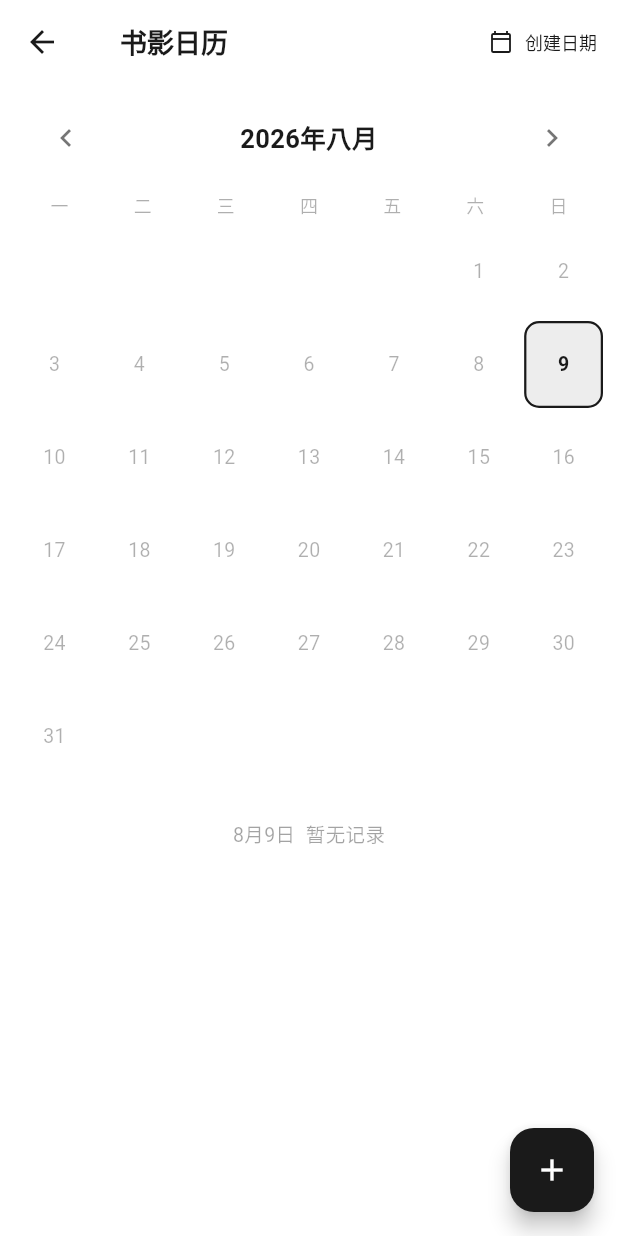
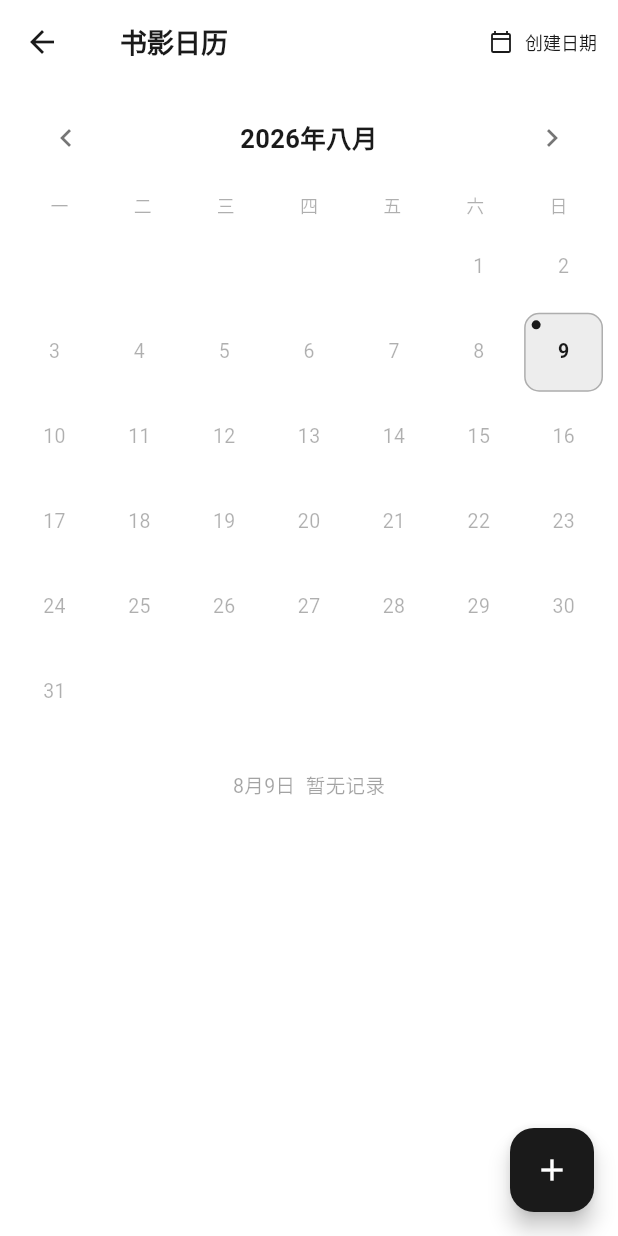
Before and after one commit to dellevin/mooknote, a Flutter app: the MediaCalendarPage screen opened directly, on a phone screen of 412 x 824 dp. Run offline on Flutter 3.47's test engine with Material 3 defaults, Android fonts, the phone set to English and light mode, and no system bars; drawn by our look-alikes of dynamic_color; our stand-ins replace device_info_plus, file_picker, fl_chart, flutter_markdown_plus, flutter_svg, image_picker and 6 more; missing offline and left inert: flutter_inappwebview, window_manager; accounts and stored records are empty; network calls fail.

Commit message:
优化日历界面

```diff
--- a/lib/pages/explore/media_calendar_page.dart
+++ b/lib/pages/explore/media_calendar_page.dart
@@ -1,9 +1,9 @@
-import 'dart:io';
 import 'package:flutter/material.dart';
 import 'package:provider/provider.dart';
 import '../../providers/app_provider.dart';
 import '../../models/data_models.dart';
 import '../../utils/user_prefs.dart';
+import '../../widgets/fade_in_local_image.dart';
 import '../movies/movie_detail_page.dart';
 import '../movies/movie_form_page.dart';
 import '../book/book_detail_page.dart';
@@ -120,33 +120,21 @@ class _MediaCalendarPageState extends State<MediaCalendarPage> {
           _buildDateModeToggle(colors),
         ],
       ),
-      body: Column(
+      body: LayoutBuilder(
+        builder: (context, constraints) {
+          // 日历区域固定，详情区独立滚动
+          final calendar = _buildCalendarArea(colors, today, constraints.maxWidth);
+          return Column(
             children: [
               _buildMonthHeader(colors),
               _buildWeekdayLabels(colors),
-          Expanded(
-            child: _selectedDay != null && (_dayItems[_selectedDay]?.isNotEmpty ?? false)
-                ? Column(
-                    children: [
-                      SingleChildScrollView(
-                        child: _buildCalendarGrid(colors, today),
-                      ),
+              calendar,
               Expanded(
                 child: _buildSelectedDayDetail(colors),
               ),
             ],
-                  )
-                : SingleChildScrollView(
-                    child: Column(
-                      children: [
-                        _buildCalendarGrid(colors, today),
-                        if (_selectedDay != null) _buildSelectedDayDetail(colors),
-                        const SizedBox(height: 80),
-                      ],
-                    ),
-                  ),
-          ),
-        ],
+          );
+        },
       ),
       floatingActionButton: _selectedDay != null
           ? FloatingActionButton(
@@ -202,9 +190,28 @@ class _MediaCalendarPageState extends State<MediaCalendarPage> {
 
   // ─── 日历网格 ───
 
-  static const double _cellHeight = 62;
+  /// 日历区域：横滑切月 + cell 自适应
+  Widget _buildCalendarArea(ColorScheme colors, DateTime today, double maxWidth) {
+    // 可用宽度去掉左右 padding（8+8），每行 7 格
+    final cellSize = ((maxWidth - 16) / 7).clamp(44.0, 76.0);
 
-  Widget _buildCalendarGrid(ColorScheme colors, DateTime today) {
+    // 横滑切月手势
+    return GestureDetector(
+      onHorizontalDragEnd: (details) {
+        final v = details.primaryVelocity;
+        if (v == null) return;
+        const threshold = 300.0;
+        if (v < -threshold) {
+          _nextMonth();
+        } else if (v > threshold) {
+          _prevMonth();
+        }
+      },
+      child: _buildCalendarGrid(colors, today, cellSize),
+    );
+  }
+
+  Widget _buildCalendarGrid(ColorScheme colors, DateTime today, double cellSize) {
     final firstDay = DateTime(_currentMonth.year, _currentMonth.month, 1);
     final lastDay = DateTime(_currentMonth.year, _currentMonth.month + 1, 0);
     final startOffset = firstDay.weekday - 1;
@@ -217,7 +224,7 @@ class _MediaCalendarPageState extends State<MediaCalendarPage> {
       child: Column(
         children: List.generate(rows, (row) {
           return SizedBox(
-            height: _cellHeight,
+            height: cellSize,
             child: Row(
               children: List.generate(7, (col) {
                 final index = row * 7 + col;
@@ -251,15 +258,15 @@ class _MediaCalendarPageState extends State<MediaCalendarPage> {
                   ? colors.surfaceContainerHigh
                   : null,
           borderRadius: BorderRadius.circular(10),
-          border: isToday
-              ? Border.all(color: colors.primary, width: 1.5)
-              : isSelected
+          border: isSelected
               ? Border.all(color: colors.primary.withValues(alpha: 0.3), width: 1)
               : null,
         ),
         child: hasItems
             ? _buildImageCell(colors, day, items, isToday)
-            : Center(
+            : Stack(
+                children: [
+                  Center(
                     child: Text(
                       '$day',
                       style: TextStyle(
@@ -271,6 +278,19 @@ class _MediaCalendarPageState extends State<MediaCalendarPage> {
                       ),
                     ),
                   ),
+                  if (isToday)
+                    Positioned(
+                      top: 4, left: 4,
+                      child: Container(
+                        width: 6, height: 6,
+                        decoration: BoxDecoration(
+                          shape: BoxShape.circle,
+                          color: colors.primary,
+                        ),
+                      ),
+                    ),
+                ],
+              ),
       ),
     );
   }
@@ -281,10 +301,11 @@ class _MediaCalendarPageState extends State<MediaCalendarPage> {
       child: Stack(
         fit: StackFit.expand,
         children: [
-          Image(
-            image: FileImage(File(items.first.path)),
+          FadeInLocalImage(
+            path: items.first.path,
             fit: BoxFit.cover,
-            errorBuilder: (_, __, ___) => Container(
+            duration: const Duration(milliseconds: 250),
+            errorWidget: Container(
               color: colors.surfaceContainerHighest,
               child: Center(child: Icon(Icons.image_outlined, size: 16, color: colors.onSurface.withValues(alpha: 0.2))),
             ),
@@ -324,6 +345,18 @@ class _MediaCalendarPageState extends State<MediaCalendarPage> {
                 child: Text('+${items.length - 1}', style: const TextStyle(fontSize: 9, fontWeight: FontWeight.w600, color: Colors.white)),
               ),
             ),
+          // 今日小圆点（左上角）
+          if (isToday)
+            Positioned(
+              top: 4, left: 4,
+              child: Container(
+                width: 6, height: 6,
+                decoration: const BoxDecoration(
+                  shape: BoxShape.circle,
+                  color: Color(0xFFFFD54F),
+                ),
+              ),
+            ),
         ],
       ),
     );
@@ -332,6 +365,9 @@ class _MediaCalendarPageState extends State<MediaCalendarPage> {
   // ─── 选中日期的详情 ───
 
   Widget _buildSelectedDayDetail(ColorScheme colors) {
+    if (_selectedDay == null) {
+      return const SizedBox.shrink();
+    }
     final items = _dayItems[_selectedDay] ?? [];
     if (items.isEmpty) {
       return Container(
@@ -379,10 +415,11 @@ class _MediaCalendarPageState extends State<MediaCalendarPage> {
                     borderRadius: BorderRadius.circular(6),
                     child: SizedBox(
                       width: 40, height: 40,
-                      child: Image(
-                        image: FileImage(File(item.path)),
+                      child: FadeInLocalImage(
+                        path: item.path,
                         fit: BoxFit.cover,
-                        errorBuilder: (_, __, ___) => Container(
+                        duration: const Duration(milliseconds: 250),
+                        errorWidget: Container(
                           color: colors.surfaceContainerHighest,
                           child: Icon(Icons.image_outlined, size: 16, color: colors.onSurface.withValues(alpha: 0.2)),
                         ),
```
Lines whose indentation alone changed are shown as unchanged.
